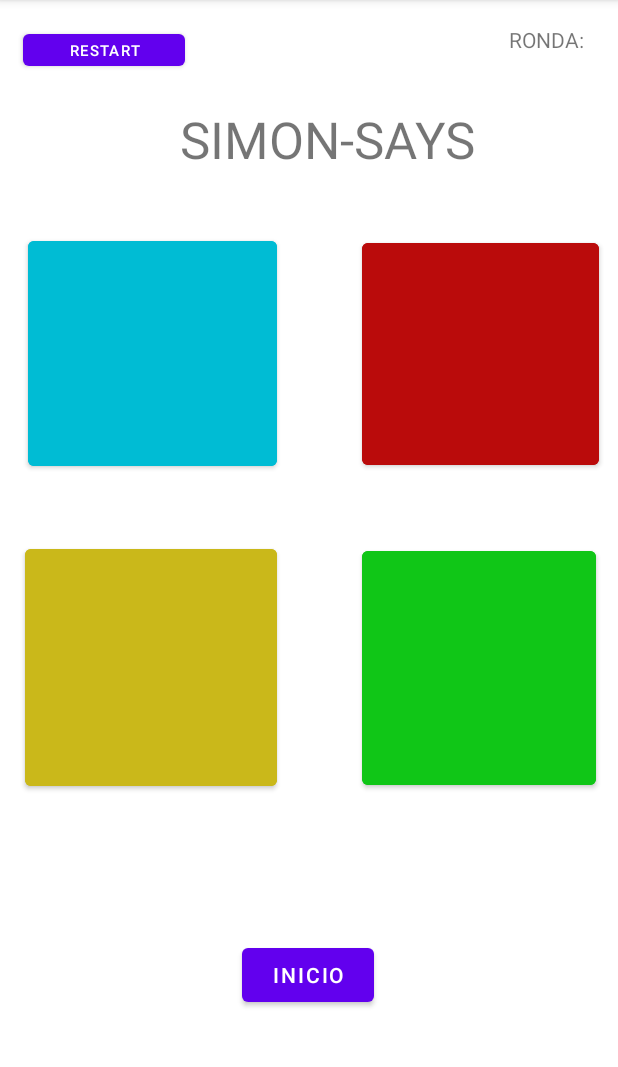
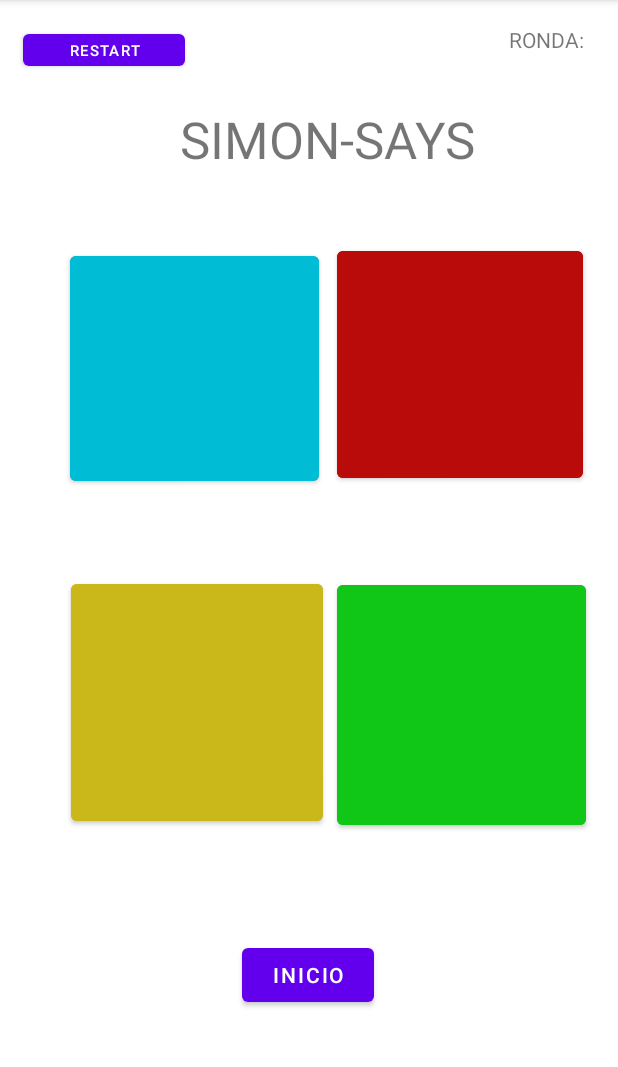
Before and after one commit to plagocastro/SimoneDice, an Android app: the screen it shows after launch (MainActivity), on a phone screen of 412 x 824 dp, the part 84-1151 px from its top. Run offline under Robolectric (Android 15) with nearby library versions, the phone set to English and light mode, and no system bars.

Commit message:
ACTUALIZACION05//Datos aleatorios añadidos a array

```diff
--- a/app/src/main/java/com/dam2/mariasimonedice/MainActivity.kt
+++ b/app/src/main/java/com/dam2/mariasimonedice/MainActivity.kt
@@ -15,7 +15,8 @@ import java.nio.channels.spi.AbstractSelectionKey
 
 
 
-class MainActivity : AppCompatActivity() {var contadorRonda:Int =0
+class MainActivity : AppCompatActivity() {
+    var contadorRonda:Int =0
     override fun onCreate(savedInstanceState: Bundle?) {
         super.onCreate(savedInstanceState)
         setContentView(R.layout.activity_main)
@@ -66,8 +67,9 @@ class MainActivity : AppCompatActivity() {var contadorRonda:Int =0
 
     suspend fun ejecutarSecuencia(){
 
+        var sec = arrayListOf<String>("","","","")
+        for(i in 0..3){
 
-        for(i in 1..4){
 
             suspend fun azul1(){
                 val botonAzul:Button = findViewById(R.id.azul)
@@ -75,6 +77,8 @@ class MainActivity : AppCompatActivity() {var contadorRonda:Int =0
                 delay(500L)
                 botonAzul.setBackgroundColor(Color.parseColor("#00BCD4"))
                 delay(500L)
+                sec.set(i,"azul")
+
             }
             suspend fun rojo1(){
                 val botonRojo:Button = findViewById(R.id.rojo)
@@ -82,6 +86,7 @@ class MainActivity : AppCompatActivity() {var contadorRonda:Int =0
                 delay(500L)
                 botonRojo.setBackgroundColor(Color.parseColor("#BA0B0B"))
                 delay(500L)
+                sec.set(i,"rojo")
             }
             suspend fun amarillo1(){
                 val botonAmarillo:Button = findViewById(R.id.amarillo)
@@ -89,6 +94,7 @@ class MainActivity : AppCompatActivity() {var contadorRonda:Int =0
                 delay(500L)
                 botonAmarillo.setBackgroundColor(Color.parseColor("#CAB81A"))
                 delay(500L)
+                sec.set(i,"amarillo")
             }
             suspend fun verde1(){
                 val botonVerde:Button = findViewById(R.id.verde)
@@ -96,6 +102,7 @@ class MainActivity : AppCompatActivity() {var contadorRonda:Int =0
                 delay(500L)
                 botonVerde.setBackgroundColor(Color.parseColor("#10C617"))
                 delay(500L)
+                sec.set(i,"verde")
             }
             val cadena = listOf(1,2,3,4)
             val colores = cadena.shuffled().last()
@@ -109,6 +116,7 @@ class MainActivity : AppCompatActivity() {var contadorRonda:Int =0
         val texto:TextView = findViewById(R.id.mensajePartida)
         texto.isVisible
         texto.setText("TU TURNO!!!!!!!!")
+
 
     }
     private fun mensajeusuario(key:Int){
@@ -125,5 +133,4 @@ class MainActivity : AppCompatActivity() {var contadorRonda:Int =0
 /*
 OPCIONES::
 
-var sec:Array<int> = ArrayOf()
  */
--- a/app/src/main/res/layout/activity_main.xml
+++ b/app/src/main/res/layout/activity_main.xml
@@ -24,16 +24,15 @@
 
     <Button
         android:id="@+id/rojo"
-        android:layout_width="158dp"
-        android:layout_height="160dp"
-        android:layout_marginEnd="3dp"
+        android:layout_width="164dp"
+        android:layout_height="163dp"
         android:backgroundTint="#BA0B0B"
         app:layout_constraintBottom_toBottomOf="parent"
         app:layout_constraintEnd_toEndOf="parent"
-        app:layout_constraintHorizontal_bias="0.964"
+        app:layout_constraintHorizontal_bias="0.906"
         app:layout_constraintStart_toStartOf="parent"
         app:layout_constraintTop_toTopOf="parent"
-        app:layout_constraintVertical_bias="0.257"
+        app:layout_constraintVertical_bias="0.267"
         app:strokeColor="#CF1212"
         tools:ignore="MissingConstraints" />
 
@@ -44,10 +43,10 @@
         android:backgroundTint="#00BCD4"
         app:layout_constraintBottom_toBottomOf="parent"
         app:layout_constraintEnd_toEndOf="parent"
-        app:layout_constraintHorizontal_bias="0.077"
+        app:layout_constraintHorizontal_bias="0.191"
         app:layout_constraintStart_toStartOf="parent"
         app:layout_constraintTop_toTopOf="parent"
-        app:layout_constraintVertical_bias="0.255"
+        app:layout_constraintVertical_bias="0.272"
         app:strokeColor="#03A9F4"
         tools:ignore="MissingConstraints" />
 
@@ -58,23 +57,23 @@
         android:backgroundTint="#CAB81A"
         app:layout_constraintBottom_toBottomOf="parent"
         app:layout_constraintEnd_toEndOf="parent"
-        app:layout_constraintHorizontal_bias="0.067"
+        app:layout_constraintHorizontal_bias="0.193"
         app:layout_constraintStart_toStartOf="parent"
         app:layout_constraintTop_toTopOf="parent"
-        app:layout_constraintVertical_bias="0.602"
+        app:layout_constraintVertical_bias="0.641"
         tools:ignore="MissingConstraints" />
 
     <Button
         android:id="@+id/verde"
-        android:layout_width="156dp"
-        android:layout_height="168dp"
+        android:layout_width="166dp"
+        android:layout_height="172dp"
         android:backgroundTint="#10C617"
         app:layout_constraintBottom_toBottomOf="parent"
         app:layout_constraintEnd_toEndOf="parent"
-        app:layout_constraintHorizontal_bias="0.944"
+        app:layout_constraintHorizontal_bias="0.914"
         app:layout_constraintStart_toStartOf="parent"
         app:layout_constraintTop_toTopOf="parent"
-        app:layout_constraintVertical_bias="0.602"
+        app:layout_constraintVertical_bias="0.644"
         app:strokeColor="#23CC2A"
         tools:ignore="MissingConstraints" />
 
```
